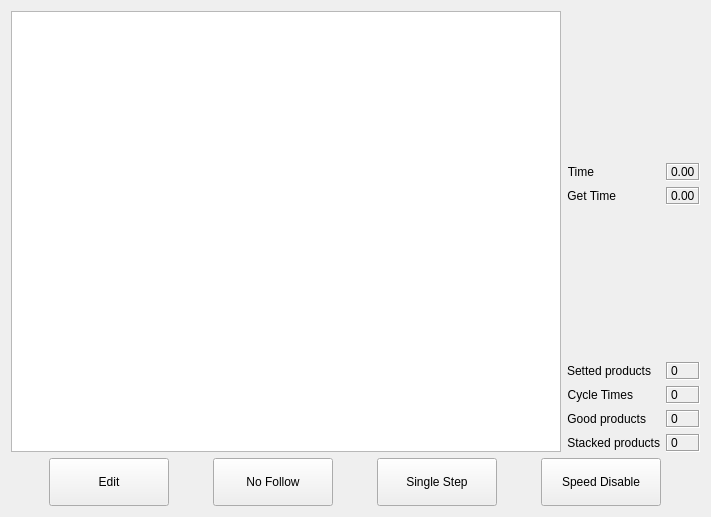
The window that hcinstruction/ichcprogrammonitorframe.ui (GaussCheng/2-5AxisPunch) describes before a commit, drawn with Qt 5.
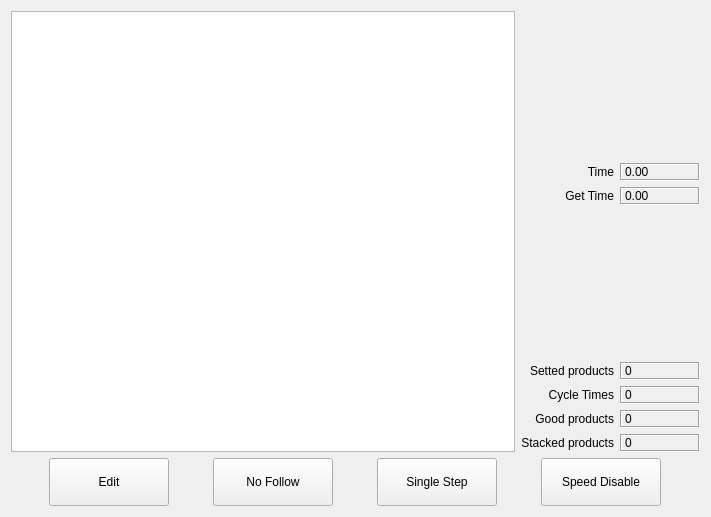
The same window after the commit. Icons and pictures are not drawn.

The edit to the form file:
```diff
--- a/hcinstruction/ichcprogrammonitorframe.ui
+++ b/hcinstruction/ichcprogrammonitorframe.ui
@@ -55,6 +55,9 @@
        <property name="fieldGrowthPolicy">
         <enum>QFormLayout::AllNonFixedFieldsGrow</enum>
        </property>
+       <property name="labelAlignment">
+        <set>Qt::AlignRight|Qt::AlignTrailing|Qt::AlignVCenter</set>
+       </property>
        <item row="0" column="0">
         <spacer name="verticalSpacer">
          <property name="orientation">
@@ -80,6 +83,12 @@
        </item>
        <item row="1" column="1">
         <widget class="QLabel" name="timeLabel">
+         <property name="minimumSize">
+          <size>
+           <width>80</width>
+           <height>0</height>
+          </size>
+         </property>
          <property name="frameShape">
           <enum>QFrame::Box</enum>
          </property>
@@ -103,6 +112,12 @@
        </item>
        <item row="2" column="1">
         <widget class="QLabel" name="getTime">
+         <property name="minimumSize">
+          <size>
+           <width>80</width>
+           <height>0</height>
+          </size>
+         </property>
          <property name="frameShape">
           <enum>QFrame::Box</enum>
          </property>
@@ -139,6 +154,12 @@
        </item>
        <item row="4" column="1">
         <widget class="QLabel" name="settedProductsLabel">
+         <property name="minimumSize">
+          <size>
+           <width>80</width>
+           <height>0</height>
+          </size>
+         </property>
          <property name="frameShape">
           <enum>QFrame::Box</enum>
          </property>
@@ -162,6 +183,12 @@
        </item>
        <item row="5" column="1">
         <widget class="QLabel" name="cycleTimes">
+         <property name="minimumSize">
+          <size>
+           <width>80</width>
+           <height>0</height>
+          </size>
+         </property>
          <property name="frameShape">
           <enum>QFrame::Box</enum>
          </property>
@@ -185,6 +212,12 @@
        </item>
        <item row="6" column="1">
         <widget class="QLabel" name="goodProducts">
+         <property name="minimumSize">
+          <size>
+           <width>80</width>
+           <height>0</height>
+          </size>
+         </property>
          <property name="frameShape">
           <enum>QFrame::Box</enum>
          </property>
@@ -208,6 +241,12 @@
        </item>
        <item row="7" column="1">
         <widget class="QLabel" name="stackedProducts">
+         <property name="minimumSize">
+          <size>
+           <width>80</width>
+           <height>0</height>
+          </size>
+         </property>
          <property name="frameShape">
           <enum>QFrame::Box</enum>
          </property>
```
